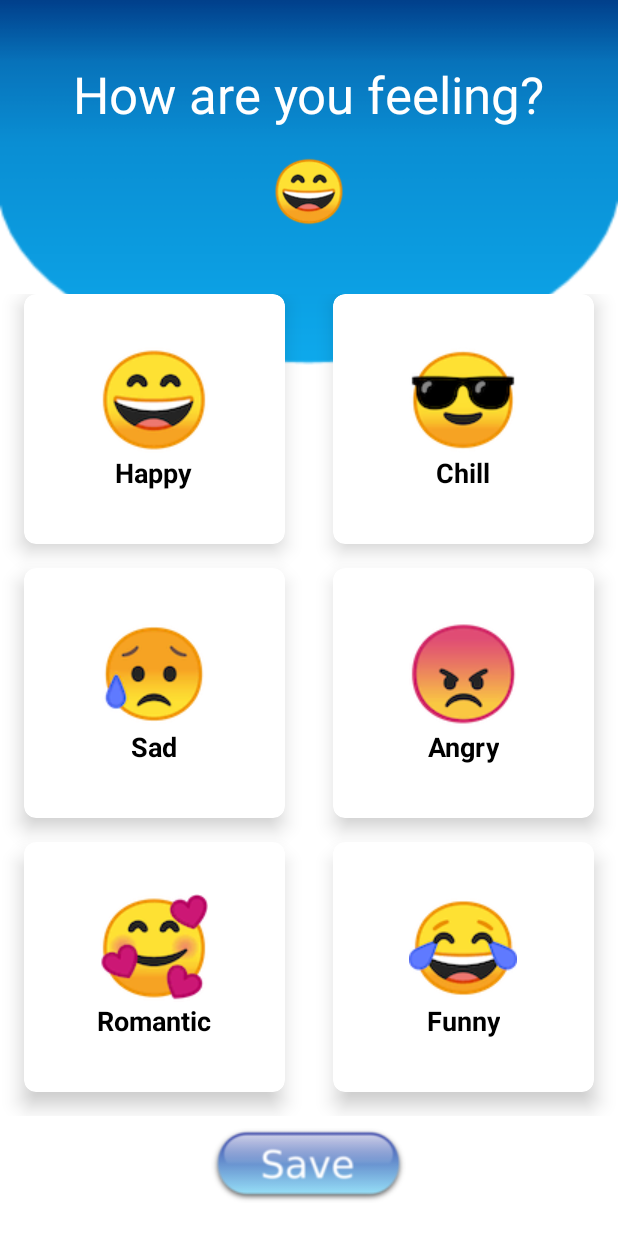
After one commit to Achuna/Beat-Drop, an Android app: the mood screen opened directly, with no data from a screen before it, on a phone screen of 412 x 824 dp. The commit adds this screen. Run offline under Robolectric (Android 15) with nearby library versions, the phone set to English and light mode, and no system bars.

Commit message:
Settings and Mood activity designs finished

```diff
--- /dev/null
+++ b/app/src/main/java/com/example/beatdrop/mood.java
@@ -0,0 +1,18 @@
+package com.example.beatdrop;
+
+import androidx.appcompat.app.AppCompatActivity;
+
+import android.annotation.SuppressLint;
+import android.content.pm.ActivityInfo;
+import android.os.Bundle;
+
+public class mood extends AppCompatActivity {
+
+    @SuppressLint("SourceLockedOrientationActivity")
+    @Override
+    protected void onCreate(Bundle savedInstanceState) {
+        super.onCreate(savedInstanceState);
+        setContentView(R.layout.activity_mood);
+        setRequestedOrientation(ActivityInfo.SCREEN_ORIENTATION_PORTRAIT);
+    }
+}
--- a/app/src/main/res/layout/activity_main.xml
+++ b/app/src/main/res/layout/activity_main.xml
@@ -6,13 +6,13 @@
     android:layout_height="match_parent"
     android:layout_width="match_parent"
     android:orientation="vertical"
-    android:background="@drawable/simple_light_back">
+    android:background="@drawable/simple_light_back"
+    tools:context=".MainActivity">
 
 
     <RelativeLayout
         android:layout_width="match_parent"
-        android:layout_height="wrap_content"
-        tools:context=".MainActivity">
+        android:layout_height="wrap_content">
 
 
         <TextView
--- /dev/null
+++ b/app/src/main/res/layout/activity_mood.xml
@@ -0,0 +1,321 @@
+<?xml version="1.0" encoding="utf-8"?>
+<RelativeLayout xmlns:android="http://schemas.android.com/apk/res/android"
+    xmlns:app="http://schemas.android.com/apk/res-auto"
+    android:orientation="vertical"
+    android:layout_width="match_parent"
+    android:layout_height="match_parent"
+    android:background="@drawable/simple_light_back">
+
+    <LinearLayout
+        android:orientation="vertical"
+        android:weightSum="10"
+        android:layout_width="match_parent"
+        android:layout_height="match_parent">
+
+        <RelativeLayout
+            android:layout_width="match_parent"
+            android:layout_height="59dp"
+
+            android:layout_weight="2">
+
+            <TextView
+                android:id="@+id/feelings_title"
+                android:layout_width="wrap_content"
+                android:layout_height="wrap_content"
+                android:layout_centerHorizontal="true"
+                android:layout_marginTop="40dp"
+                android:text="How are you feeling?"
+                android:textAlignment="center"
+                android:textAppearance="@style/TextAppearance.AppCompat.Display1"
+                android:textColor="#FFFFFF" />
+
+            <ImageView
+                android:id="@+id/feeling_choice"
+                android:layout_width="57dp"
+                android:layout_height="47dp"
+                android:layout_alignBottom="@+id/feelings_title"
+                android:layout_centerHorizontal="true"
+                android:layout_marginBottom="-66dp"
+                app:srcCompat="@drawable/happy" />
+
+
+        </RelativeLayout>
+
+        <GridLayout
+            android:id="@+id/feelings_grid"
+            android:columnCount="2"
+            android:rowCount="3"
+            android:alignmentMode="alignMargins"
+            android:columnOrderPreserved="false"
+            android:layout_weight="8"
+            android:layout_width="match_parent"
+            android:layout_height="0dp"
+            >
+
+            <androidx.cardview.widget.CardView
+                android:layout_width="0dp"
+                android:layout_height="0dp"
+                android:layout_columnWeight="1"
+                android:layout_rowWeight="1"
+                android:layout_marginBottom="16dp"
+                android:layout_marginLeft="16dp"
+                android:layout_marginRight="16dp"
+                app:cardElevation="8dp"
+                app:cardCornerRadius="8dp"
+                >
+
+                <LinearLayout
+                    android:layout_gravity="center_horizontal|center_vertical"
+                    android:layout_margin="16dp"
+                    android:orientation="vertical"
+                    android:layout_width="wrap_content"
+                    android:layout_height="wrap_content">
+
+                    <ImageView
+                        android:src="@drawable/happy"
+                        android:layout_gravity="center_horizontal"
+                        android:layout_width="wrap_content"
+                        android:layout_height="wrap_content" />
+
+                    <TextView
+                        android:text="Happy"
+                        android:layout_gravity="center"
+                        android:textAlignment="center"
+                        android:textColor="@android:color/black"
+                        android:textSize="18sp"
+                        android:textStyle="bold"
+                        android:layout_width="wrap_content"
+                        android:layout_height="wrap_content" />
+
+                </LinearLayout>
+
+            </androidx.cardview.widget.CardView>
+
+            <!-- Column 2 -->
+            <androidx.cardview.widget.CardView
+                android:layout_width="0dp"
+                android:layout_height="0dp"
+                android:layout_columnWeight="1"
+                android:layout_rowWeight="1"
+                android:layout_marginBottom="16dp"
+                android:layout_marginLeft="16dp"
+                android:layout_marginRight="16dp"
+                app:cardElevation="8dp"
+                app:cardCornerRadius="8dp"
+                >
+
+                <LinearLayout
+                    android:layout_gravity="center_horizontal|center_vertical"
+                    android:layout_margin="16dp"
+                    android:orientation="vertical"
+                    android:layout_width="wrap_content"
+                    android:layout_height="wrap_content">
+
+                    <ImageView
+                        android:src="@drawable/chill"
+                        android:layout_gravity="center_horizontal"
+                        android:layout_width="wrap_content"
+                        android:layout_height="wrap_content" />
+
+                    <TextView
+                        android:text="Chill"
+                        android:textAlignment="center"
+                        android:layout_gravity="center"
+                        android:textColor="@android:color/black"
+                        android:textSize="18sp"
+                        android:textStyle="bold"
+                        android:layout_width="wrap_content"
+                        android:layout_height="wrap_content" />
+
+                </LinearLayout>
+
+            </androidx.cardview.widget.CardView>
+
+            <!-- Row 2 -->
+            <androidx.cardview.widget.CardView
+                android:layout_width="0dp"
+                android:layout_height="0dp"
+                android:layout_columnWeight="1"
+                android:layout_rowWeight="1"
+                android:layout_marginBottom="16dp"
+                android:layout_marginLeft="16dp"
+                android:layout_marginRight="16dp"
+                app:cardElevation="8dp"
+                app:cardCornerRadius="8dp"
+                >
+
+                <LinearLayout
+                    android:layout_gravity="center_horizontal|center_vertical"
+                    android:layout_margin="16dp"
+                    android:orientation="vertical"
+                    android:layout_width="wrap_content"
+                    android:layout_height="wrap_content">
+
+                    <ImageView
+                        android:src="@drawable/sad"
+                        android:layout_gravity="center_horizontal"
+                        android:layout_width="wrap_content"
+                        android:layout_height="wrap_content" />
+
+                    <TextView
+                        android:text="Sad"
+                        android:textAlignment="center"
+                        android:layout_gravity="center"
+                        android:textColor="@android:color/black"
+                        android:textSize="18sp"
+                        android:textStyle="bold"
+                        android:layout_width="wrap_content"
+                        android:layout_height="wrap_content" />
+
+                </LinearLayout>
+
+            </androidx.cardview.widget.CardView>
+
+            <!-- Column 1 -->
+
+            <!-- Column 2 -->
+            <androidx.cardview.widget.CardView
+                android:layout_width="0dp"
+                android:layout_height="0dp"
+                android:layout_columnWeight="1"
+                android:layout_rowWeight="1"
+                android:layout_marginBottom="16dp"
+                android:layout_marginLeft="16dp"
+                android:layout_marginRight="16dp"
+                app:cardElevation="8dp"
+                app:cardCornerRadius="8dp"
+                >
+
+                <LinearLayout
+                    android:layout_gravity="center_horizontal|center_vertical"
+                    android:layout_margin="16dp"
+                    android:orientation="vertical"
+                    android:layout_width="wrap_content"
+                    android:layout_height="wrap_content">
+
+                    <ImageView
+                        android:src="@drawable/angry"
+                        android:layout_gravity="center_horizontal"
+                        android:layout_width="wrap_content"
+                        android:layout_height="wrap_content" />
+
+                    <TextView
+                        android:text="Angry"
+                        android:textAlignment="center"
+                        android:layout_gravity="center"
+                        android:textColor="@android:color/black"
+                        android:textSize="18sp"
+                        android:textStyle="bold"
+                        android:layout_width="wrap_content"
+                        android:layout_height="wrap_content" />
+
+                </LinearLayout>
+
+            </androidx.cardview.widget.CardView>
+
+
+            <!-- Row 2 -->
+
+            <!-- Column 1 -->
+            <androidx.cardview.widget.CardView
+                android:layout_width="0dp"
+                android:layout_height="0dp"
+                android:layout_columnWeight="1"
+                android:layout_rowWeight="1"
+                android:layout_marginBottom="16dp"
+                android:layout_marginLeft="16dp"
+                android:layout_marginRight="16dp"
+                app:cardElevation="8dp"
+                app:cardCornerRadius="8dp"
+                >
+
+                <LinearLayout
+                    android:layout_gravity="center_horizontal|center_vertical"
+                    android:layout_margin="16dp"
+                    android:orientation="vertical"
+                    android:layout_width="wrap_content"
+                    android:layout_height="wrap_content">
+
+                    <ImageView
+                        android:src="@drawable/romantic"
+                        android:layout_gravity="center_horizontal"
+                        android:layout_width="wrap_content"
+                        android:layout_height="wrap_content" />
+
+                    <TextView
+                        android:text="Romantic"
+                        android:textAlignment="center"
+                        android:layout_gravity="center"
+                        android:textColor="@android:color/black"
+                        android:textSize="18sp"
+                        android:textStyle="bold"
+                        android:layout_width="wrap_content"
+                        android:layout_height="wrap_content" />
+
+                </LinearLayout>
+
+            </androidx.cardview.widget.CardView>
+
+            <!-- Column 2 -->
+            <androidx.cardview.widget.CardView
+                android:layout_width="0dp"
+                android:layout_height="0dp"
+                android:layout_columnWeight="1"
+                android:layout_rowWeight="1"
+                android:layout_marginBottom="16dp"
+                android:layout_marginLeft="16dp"
+                android:layout_marginRight="16dp"
+                app:cardElevation="8dp"
+                app:cardCornerRadius="8dp"
+                >
+
+                <LinearLayout
+                    android:layout_gravity="center_horizontal|center_vertical"
+                    android:layout_margin="16dp"
+                    android:orientation="vertical"
+                    android:layout_width="wrap_content"
+                    android:layout_height="wrap_content">
+
+                    <ImageView
+                        android:src="@drawable/funny"
+                        android:layout_gravity="center_horizontal"
+                        android:layout_width="wrap_content"
+                        android:layout_height="wrap_content" />
+
+                    <TextView
+                        android:layout_width="wrap_content"
+                        android:layout_height="wrap_content"
+                        android:text="Funny"
+                        android:textAlignment="center"
+                        android:layout_gravity="center"
+                        android:textColor="@android:color/black"
+                        android:textSize="18sp"
+                        android:textStyle="bold" />
+
+                </LinearLayout>
+
+            </androidx.cardview.widget.CardView>
+
+        </GridLayout>
+
+
+        <RelativeLayout
+            android:layout_width="match_parent"
+            android:layout_height="80dp"
+            android:layout_weight="4">
+
+
+            <ImageButton
+                android:id="@+id/save_btn"
+                android:layout_width="wrap_content"
+                android:layout_height="wrap_content"
+                android:layout_centerHorizontal="true"
+                android:layout_marginTop="8dp"
+                android:background="@color/transparent"
+                android:src="@drawable/save" />
+
+        </RelativeLayout>
+
+    </LinearLayout>
+
+</RelativeLayout>
--- a/app/src/main/res/values/colors.xml
+++ b/app/src/main/res/values/colors.xml
@@ -2,8 +2,9 @@
 <resources>
     <color name="colorPrimary">#6200EE</color>
     <color name="colorPrimaryDark">#024791</color>
-    <color name="colorAccent">#03DAC5</color>
+    <color name="colorAccent">#03B6DA</color>
     <color name="white">#FFFFFF</color>
     <color name="black">#000000</color>
+    <color name="gray">#808080</color>
     <color name="transparent">#00000000</color>
 </resources>
```
Also changed, not shown: app/src/main/AndroidManifest.xml (+7 -2 lines), app/src/main/java/com/example/beatdrop/settings.java (added, +18 -0 lines), app/src/main/java/com/example/beatdrop/songs.java (added, +18 -0 lines), app/src/main/res/layout/activity_settings.xml (added, +206 -0 lines), app/src/main/res/layout/activity_songs.xml (added, +9 -0 lines), app/src/main/res/drawable/save.png (added).
